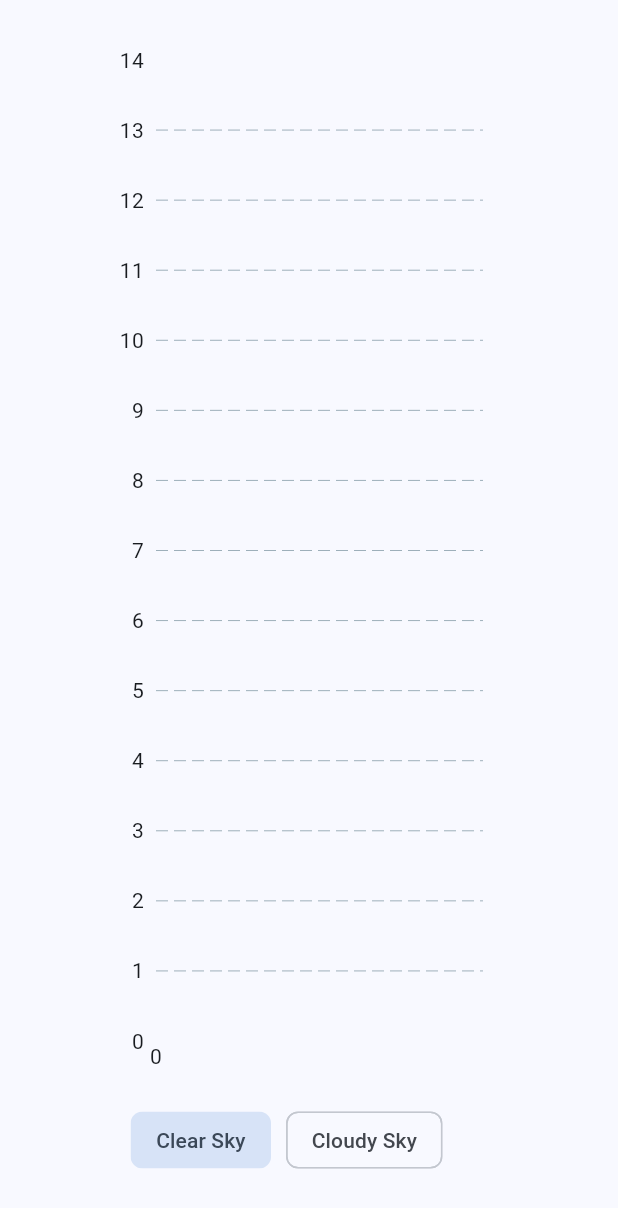
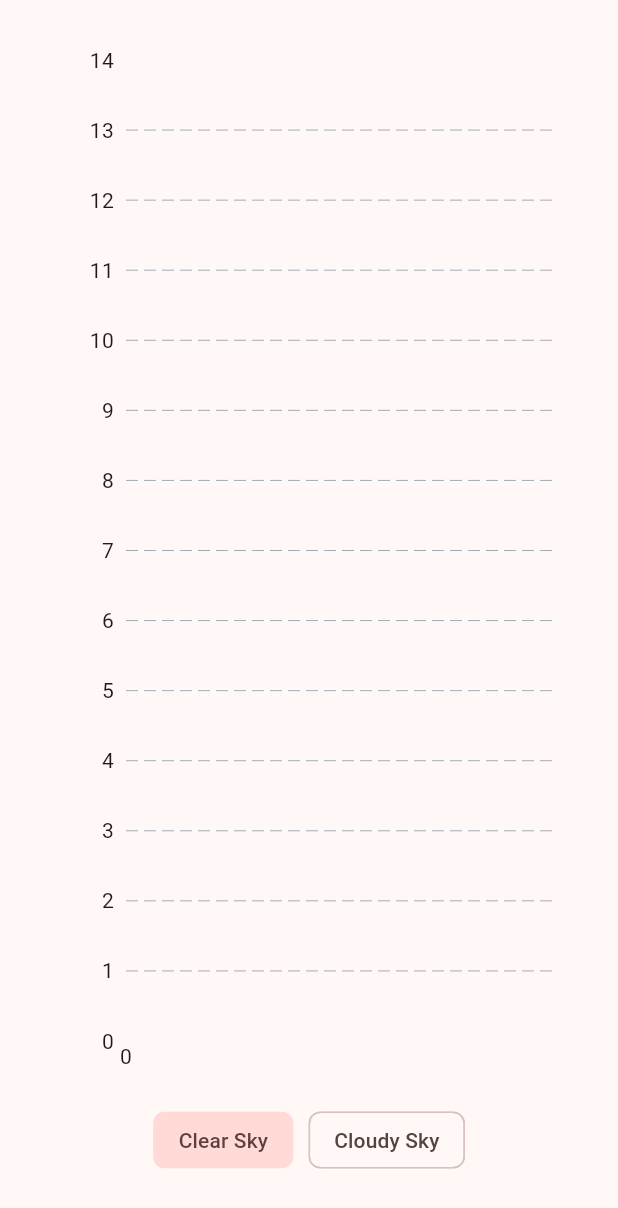
Before and after one commit to bevanw/uv_flutter_app, a Flutter app: the UVForecastChart widget shown alone on an empty page, opened directly with empty values, on a phone screen of 412 x 824 dp. Shown: the top 1208 px of the screen. Run offline on Flutter 3.47's test engine with Material 2 defaults, Android fonts, the light colour scheme and no system bars; drawn by our look-alikes of fl_chart; our stand-ins replace flutter_local_notifications, flutter_riverpod; network calls fail.

Commit message:
wip colours

```diff
--- a/lib/apis/niwa/models/uv_index.dart
+++ b/lib/apis/niwa/models/uv_index.dart
@@ -1,4 +1,5 @@
 import 'package:flutter/material.dart';
+import 'package:uv_flutter_app/constants/colors.dart';
 import 'package:xml/xml.dart';
 import 'package:xml/xpath.dart';
 
@@ -6,11 +7,11 @@ class UVIndex {
   final DateTime time;
   final num index;
 
-  static final UVRange low = UVRange(color: Colors.green, min: minIndex, max: 3);
-  static final UVRange moderate = UVRange(color: Colors.yellow, min: 4, max: 6);
-  static final UVRange high = UVRange(color: Colors.orange, min: 7, max: 8);
-  static final UVRange veryHigh = UVRange(color: Colors.red, min: 9, max: 11);
-  static final UVRange extreme = UVRange(color: Colors.purple, min: 12, max: maxIndex);
+  static final UVRange low = UVRange(color: AppColors.dark, min: minIndex, max: 3);
+  static final UVRange moderate = UVRange(color: AppColors.darkMedium, min: 4, max: 6);
+  static final UVRange high = UVRange(color: AppColors.middle, min: 7, max: 8);
+  static final UVRange veryHigh = UVRange(color: AppColors.lightMedium, min: 9, max: 11);
+  static final UVRange extreme = UVRange(color: AppColors.light, min: 12, max: maxIndex);
 
   static const num minIndex = 0;
   static const num maxIndex = 14;
--- /dev/null
+++ b/lib/constants/colors.dart
@@ -0,0 +1,10 @@
+import 'package:flutter/material.dart';
+
+/// Reference: https://www.color-hex.com/color-palette/6060
+class AppColors {
+  static const Color dark = Colors.redAccent;
+  static const Color darkMedium = Colors.deepOrange;
+  static const Color middle = Colors.deepOrangeAccent;
+  static const Color lightMedium = Colors.orange;
+  static const Color light = Colors.orangeAccent;
+}
--- a/lib/main.dart
+++ b/lib/main.dart
@@ -1,5 +1,6 @@
 import 'package:flutter/material.dart';
 import 'package:flutter_riverpod/flutter_riverpod.dart';
+import 'package:uv_flutter_app/constants/colors.dart';
 
 import 'views/home_view.dart';
 import 'routes.dart';
@@ -16,7 +17,8 @@ class MyApp extends StatelessWidget {
   @override
   Widget build(BuildContext context) {
     return MaterialApp(
-      title: 'Flutter Demo',
+      title: 'UV',
+      debugShowCheckedModeBanner: false,
       theme: ThemeData(
         // This is the theme of your application.
         //
@@ -33,7 +35,7 @@ class MyApp extends StatelessWidget {
         //
         // This works for code too, not just values: Most code changes can be
         // tested with just a hot reload.
-        colorScheme: ColorScheme.fromSeed(seedColor: Colors.blue),
+        colorScheme: ColorScheme.fromSeed(seedColor: AppColors.dark),
         useMaterial3: true,
       ),
       initialRoute: Routes.home,
--- a/lib/views/home_view.dart
+++ b/lib/views/home_view.dart
@@ -2,6 +2,7 @@ import 'package:flutter/material.dart';
 import 'package:uv_flutter_app/providers/api_providers.dart';
 
 import '../apis/niwa/models/skye_types.dart';
+import '../routes.dart';
 import 'tabs/uv_index_view.dart';
 import 'tabs/uv_forecast_view.dart';
 
@@ -41,6 +42,15 @@ class _HomeView extends State<HomeView> {
       appBar: AppBar(
         title: const Text('ultraviolet radiation'),
         centerTitle: true,
+        actions: <Widget>[
+          IconButton(
+            icon: const Icon(Icons.settings),
+            tooltip: 'Settings',
+            onPressed: () {
+              Navigator.pushNamed(context, Routes.settings);
+            },
+          ),
+        ],
       ),
       body: Center(
         child: _pages.elementAt(_currentPageIndex),
--- a/lib/views/settings_view.dart
+++ b/lib/views/settings_view.dart
@@ -7,6 +7,7 @@ class SettingsView extends StatelessWidget {
   Widget build(BuildContext context) {
     return Scaffold(
       appBar: AppBar(
+        centerTitle: true,
         title: const Text('Settings'),
       ),
       body: const Center(
--- a/lib/views/tabs/uv_forecast_view.dart
+++ b/lib/views/tabs/uv_forecast_view.dart
@@ -2,6 +2,7 @@ import 'package:flutter/material.dart';
 import 'package:flutter_riverpod/flutter_riverpod.dart';
 import 'package:fl_chart/fl_chart.dart';
 import 'package:uv_flutter_app/apis/niwa/models/skye_types.dart';
+import 'package:uv_flutter_app/constants/colors.dart';
 
 import '../../apis/niwa/models/uv_forecast.dart';
 import '../../apis/niwa/models/uv_index.dart';
@@ -75,8 +76,8 @@ class _UVForecastChartState extends State<UVForecastChart> {
   Widget build(BuildContext context) {
     return Padding(
       padding: const EdgeInsets.only(
-        left: 60,
-        right: 90,
+        left: 40,
+        right: 40,
         bottom: 40,
         top: 40,
       ),
@@ -89,11 +90,9 @@ class _UVForecastChartState extends State<UVForecastChart> {
                 maxY: UVIndex.maxIndex.toDouble(),
                 titlesData: FlTitlesData(
                   rightTitles: const AxisTitles(
-                    axisNameSize: 20,
                     sideTitles: SideTitles(showTitles: false),
                   ),
                   topTitles: const AxisTitles(
-                    axisNameSize: 20,
                     sideTitles: SideTitles(showTitles: false),
                   ),
                   bottomTitles: AxisTitles(
@@ -120,10 +119,10 @@ class _UVForecastChartState extends State<UVForecastChart> {
                         isCurved: true,
                         dotData: const FlDotData(show: false),
                         barWidth: 4,
-                        color: Colors.blue,
+                        color: AppColors.dark,
                         belowBarData: BarAreaData(
                           show: true,
-                          color: Colors.blue.withOpacity(0.3),
+                          color: AppColors.dark.withOpacity(0.3),
                         )),
                   if (skyTypeFilter == SkyTypes.cloudy)
                     LineChartBarData(
@@ -131,10 +130,10 @@ class _UVForecastChartState extends State<UVForecastChart> {
                         isCurved: true,
                         dotData: const FlDotData(show: false),
                         barWidth: 4,
-                        color: Colors.grey,
+                        color: AppColors.light,
                         belowBarData: BarAreaData(
                           show: true,
-                          color: Colors.grey.withOpacity(0.3),
+                          color: AppColors.light.withOpacity(0.3),
                         )),
                 ],
               ),
```
